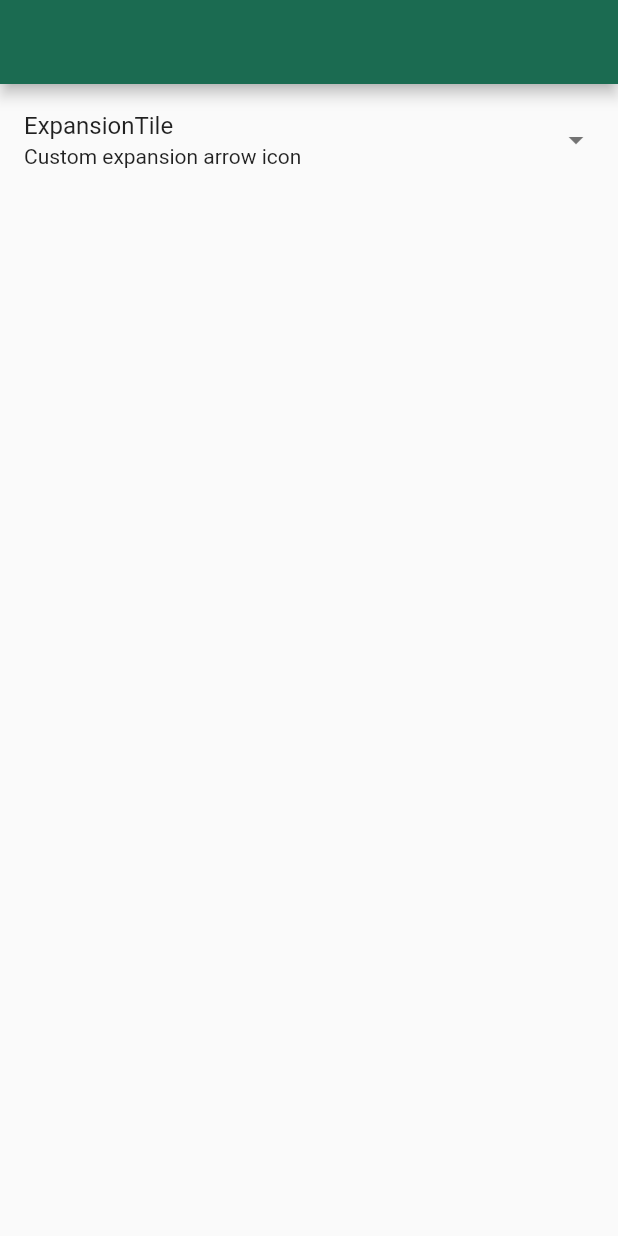
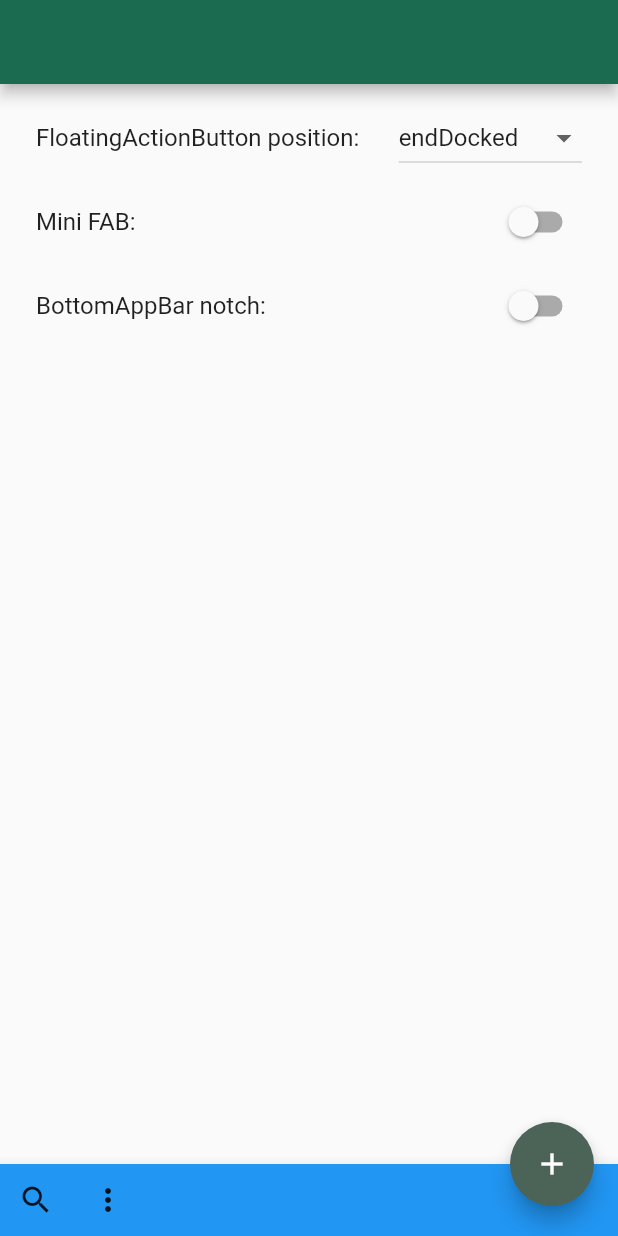
Before and after one commit to ForhadIsrafil/my-flutter-basics-code-modules, a Flutter app: the screen it shows after launch, on a phone screen of 412 x 824 dp. Run offline on Flutter 3.47's test engine with Material 2 defaults, Android fonts, the phone set to English and light mode, and no system bars; our stand-ins replace badges, fluttertoast.

Commit message:
bottom app bar done

```diff
--- /dev/null
+++ b/lib/AppBarExamples/BottomAppBarFloatingAppButton.dart
@@ -0,0 +1,130 @@
+import 'package:flutter/material.dart';
+import 'package:fluttertoast/fluttertoast.dart';
+
+class BottomAppBarFloatingAppButton extends StatefulWidget {
+  const BottomAppBarFloatingAppButton({super.key});
+
+  @override
+  State<BottomAppBarFloatingAppButton> createState() =>
+      _BottomAppBarFloatingAppButtonState();
+}
+
+class _BottomAppBarFloatingAppButtonState
+    extends State<BottomAppBarFloatingAppButton> {
+
+  final GlobalKey<ScaffoldState> scaffoldKey = GlobalKey<ScaffoldState>();
+
+  FloatingActionButtonLocation _fabLocation =
+      FloatingActionButtonLocation.endDocked;
+  bool _isBottomBarNotched = false;
+  bool _isFabMini = false;
+
+  @override
+  Widget build(BuildContext context) {
+    return Scaffold(
+      appBar: AppBar(),
+      key: scaffoldKey,
+      body: ListView(
+        padding: const EdgeInsets.all(8),
+        children: [
+          ListTile(
+            title: const Text('FloatingActionButton position:'),
+            trailing: DropdownButton<FloatingActionButtonLocation>(
+              value: _fabLocation,
+              onChanged: (FloatingActionButtonLocation? newval) {
+                if (newval != null) {
+                  setState(() => _fabLocation = newval);
+                }
+              },
+              items: const [
+                DropdownMenuItem(
+                  value: FloatingActionButtonLocation.centerFloat,
+                  child: Text('centerFloat'),
+                ),
+                DropdownMenuItem(
+                  value: FloatingActionButtonLocation.endFloat,
+                  child: Text('endFloat'),
+                ),
+                DropdownMenuItem(
+                  value: FloatingActionButtonLocation.centerDocked,
+                  child: Text('centerDocked'),
+                ),
+                DropdownMenuItem(
+                  value: FloatingActionButtonLocation.endDocked,
+                  child: Text('endDocked'),
+                ),
+                DropdownMenuItem(
+                  value: FloatingActionButtonLocation.miniStartTop,
+                  child: Text('miniStartTop'),
+                ),
+                DropdownMenuItem(
+                  value: FloatingActionButtonLocation.startTop,
+                  child: Text('startTop'),
+                ),
+              ],
+            ),
+          ),
+          ListTile(
+            title: const Text('Mini FAB:'),
+            trailing: Switch(
+              value: _isFabMini,
+              onChanged: (bool val) {
+                setState(() => _isFabMini = val);
+              },
+            ),
+          ),
+          ListTile(
+            title: const Text('BottomAppBar notch:'),
+            trailing: Switch(
+              value: _isBottomBarNotched,
+              onChanged: (bool val) {
+                print(val);
+                setState(() => _isBottomBarNotched = val);
+              },
+            ),
+          ),
+        ],
+      ),
+      floatingActionButton: FloatingActionButton(
+        mini: _isFabMini,
+        onPressed: () {
+          Fluttertoast.showToast(msg: 'Dummy floating action button');
+        },
+        child: const Icon(Icons.add),
+      ),
+      floatingActionButtonLocation: _fabLocation,
+      bottomNavigationBar: _buildBottomAppBar(context),
+    );
+  }
+
+  BottomAppBar _buildBottomAppBar(BuildContext context) {
+    return BottomAppBar(
+      shape: _isBottomBarNotched ? const CircularNotchedRectangle() : null,
+      color: Theme.of(context).primaryColor,
+      child: Row(
+        children: [
+          // IconButton(
+          //   onPressed: () => showBottomSheet(
+          //     context: context,
+          //     builder: (BuildContext context) => Container(
+          //       alignment: Alignment.center,
+          //       height: 200,
+          //       child: const Text('Dummy bottom sheet'),
+          //     ),
+          //   ),
+          //   icon: const Icon(Icons.menu),
+          // ),
+          IconButton(
+            icon: const Icon(Icons.search),
+            onPressed: () =>
+                Fluttertoast.showToast(msg: 'Dummy search action.'),
+          ),
+          IconButton(
+            icon: const Icon(Icons.more_vert),
+            onPressed: () => Fluttertoast.showToast(msg: 'Dummy menu action.'),
+          ),
+        ],
+      ),
+    );
+  }
+}
--- a/lib/main.dart
+++ b/lib/main.dart
@@ -3,6 +3,7 @@ import 'package:flutter/material.dart';
 import 'basics_widgets/dropdown_examples.dart';
 import 'layout/StackExamples.dart';
 import 'ListsExamples/ExpansionTileExample.dart';
+import 'AppBarExamples/BottomAppBarFloatingAppButton.dart';
 
 void main() => runApp(const MyApp());
 
@@ -20,7 +21,7 @@ class MyApp extends StatelessWidget {
           // primarySwatch: Colors.indigo,
           colorScheme: ColorScheme.fromSeed(
               seedColor: const Color.fromARGB(255, 183, 244, 216))),
-      home: const ExpansionTileExample(),
+      home: const BottomAppBarFloatingAppButton(),
     );
   }
 }
```
